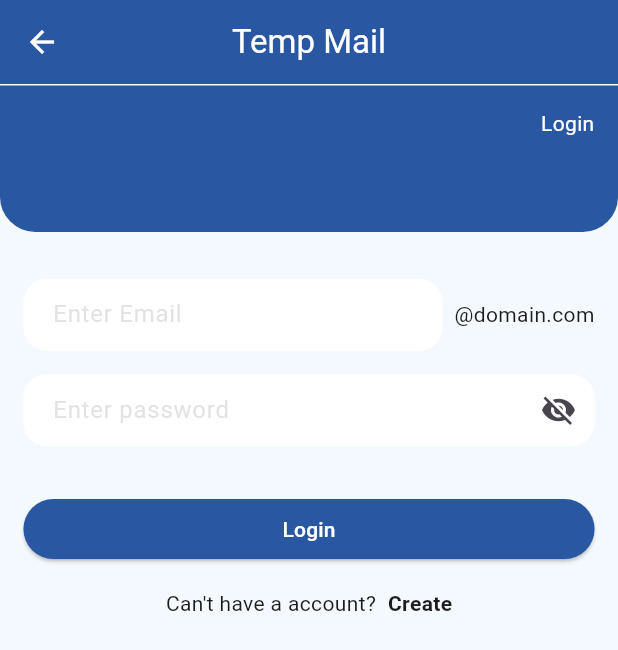
After one commit to raihansikdar/temp_mail_app, a Flutter app: the screen it shows after launch, after a tap on "Tap to create account or login", on a phone screen of 412 x 824 dp. The commit adds this screen. Shown: the top 650 px of the screen. Run offline on Flutter 3.47's test engine with Material 3 defaults, Android fonts, the phone set to English and light mode, and no system bars.

Commit message:
login screen has been added

```diff
--- a/lib/application/app.dart
+++ b/lib/application/app.dart
@@ -17,7 +17,6 @@ class TempMailApp extends StatelessWidget {
       title: 'Temp Mail App',
       debugShowCheckedModeBanner: false,
       theme: ThemeData(
-
         colorScheme: ColorScheme.fromSeed(seedColor: Colors.deepPurple),
         inputDecorationTheme: InputDecorationTheme(
               filled: true,
--- a/lib/common_widgets/custom_appbar.dart
+++ b/lib/common_widgets/custom_appbar.dart
@@ -3,9 +3,11 @@ import 'package:temp_mail_app/constants/app_colors.dart';
 
 class CustomAppBar extends StatelessWidget implements PreferredSizeWidget {
   const CustomAppBar({
-    Key? key,
+    Key? key, required this.leading, required this.action,
   }) : super(key: key);
 
+  final bool leading;
+  final bool action;
   @override
   Widget build(BuildContext context) {
     return AppBar(
@@ -15,6 +17,17 @@ class CustomAppBar extends StatelessWidget implements PreferredSizeWidget {
         style: TextStyle(color: AppColors.appBarTextColor),
       ),
       centerTitle: true,
+      leading: leading == false ? null : GestureDetector(
+          onTap: (){
+            Navigator.pop(context);
+          },
+          child: const Icon(Icons.arrow_back,color: AppColors.appBarTextColor,)),
+      actions: action == false ? null : [
+        Padding(
+          padding: const EdgeInsets.only(right: 16.0),
+          child: Icon(Icons.logout,color: AppColors.appBarTextColor,),
+        )
+      ],
     );
   }
 
--- /dev/null
+++ b/lib/features/auth/login/views/login_screen.dart
@@ -0,0 +1,72 @@
+import 'package:flutter/material.dart';
+import 'package:temp_mail_app/common_widgets/body_header.dart';
+import 'package:temp_mail_app/common_widgets/custom_appbar.dart';
+import 'package:temp_mail_app/constants/app_colors.dart';
+import 'package:temp_mail_app/constants/custom_size_extension.dart';
+
+class LoginScreen extends StatelessWidget {
+  const LoginScreen({Key? key}) : super(key: key);
+
+  @override
+  Widget build(BuildContext context) {
+    return Scaffold(
+      backgroundColor: AppColors.bodyColors,
+      appBar: const CustomAppBar(leading: true, action: false,),
+      body:  Column(
+        children: [
+          const BodyHeader(
+            headerText: 'Login',
+          ),
+          SizedBox(height: 16.rSp,),
+          Padding(
+            padding:  EdgeInsets.all(16.rSp),
+            child: Column(
+              crossAxisAlignment: CrossAxisAlignment.start,
+              children: [
+             Row(
+               mainAxisAlignment: MainAxisAlignment.start,
+               children: [
+                 Expanded(
+                   child: TextFormField(
+                       decoration: const InputDecoration(
+                           hintText: 'Enter Email',
+                       )
+                   ),
+                 ),
+                 SizedBox(width: 8.rSp,),
+                 Text('@domain.com'),
+               ],
+             ),
+                SizedBox(height: 16.rSp,),
+                TextFormField(
+                    decoration: const InputDecoration(
+                        hintText: 'Enter password',
+                        suffixIcon: Icon(Icons.visibility_off,)
+                    )
+                ),
+                SizedBox(height: 32.rSp,),
+                SizedBox(
+                  width: double.infinity,
+                  child: ElevatedButton(
+                      style: ElevatedButton.styleFrom(
+                        backgroundColor: AppColors.appBarColors
+                      ),
+                      onPressed: (){}, child: Text('Login',style: TextStyle(color: AppColors.appBarTextColor),)),
+                ),
+                SizedBox(height: 16.rSp,),
+                Row(
+                  mainAxisAlignment: MainAxisAlignment.center,
+                  children: [
+                    Text("Can't have a account?"),
+                    SizedBox(width: 8.rSp,),
+                    Text('Create',style: TextStyle(fontWeight: FontWeight.bold),),
+                  ],
+                )
+              ],
+            ),
+          ),
+        ],
+      ),
+    );
+  }
+}
--- a/lib/features/domain/views/domain_screen.dart
+++ b/lib/features/domain/views/domain_screen.dart
@@ -3,6 +3,7 @@ import 'package:temp_mail_app/common_widgets/body_header.dart';
 import 'package:temp_mail_app/common_widgets/custom_appbar.dart';
 import 'package:temp_mail_app/constants/app_colors.dart';
 import 'package:temp_mail_app/constants/custom_size_extension.dart';
+import 'package:temp_mail_app/features/auth/login/views/login_screen.dart';
 
 class DomainScreen extends StatelessWidget {
   const DomainScreen({Key? key}) : super(key: key);
@@ -11,11 +12,11 @@ class DomainScreen extends StatelessWidget {
   Widget build(BuildContext context) {
     return Scaffold(
       backgroundColor: AppColors.bodyColors,
-      appBar: CustomAppBar(),
+      appBar: const CustomAppBar(leading: false, action: false,),
       body:  Column(
 
         children: [
-          BodyHeader(
+          const BodyHeader(
             headerText: 'Available Domain',
           ),
           SizedBox(height: 16.rSp,),
@@ -24,10 +25,14 @@ class DomainScreen extends StatelessWidget {
             child: Column(
               crossAxisAlignment: CrossAxisAlignment.start,
               children: [
-                Text('Tap to create account or login',style: TextStyle(color: AppColors.appBarColors,fontWeight: FontWeight.bold),),
+                GestureDetector(
+                    onTap: (){
+                      Navigator.push(context, MaterialPageRoute(builder: (context)=> LoginScreen()));
+                    },
+                    child: const Text('Tap to create account or login',style: TextStyle(color: AppColors.appBarColors,fontWeight: FontWeight.bold),)),
                 SizedBox(height: 16.rSp,),
                 TextFormField(
-                  decoration: InputDecoration(
+                  decoration: const InputDecoration(
                     hintText: 'Domain',
                     prefixIcon: Icon(Icons.email,)
                   )
```
